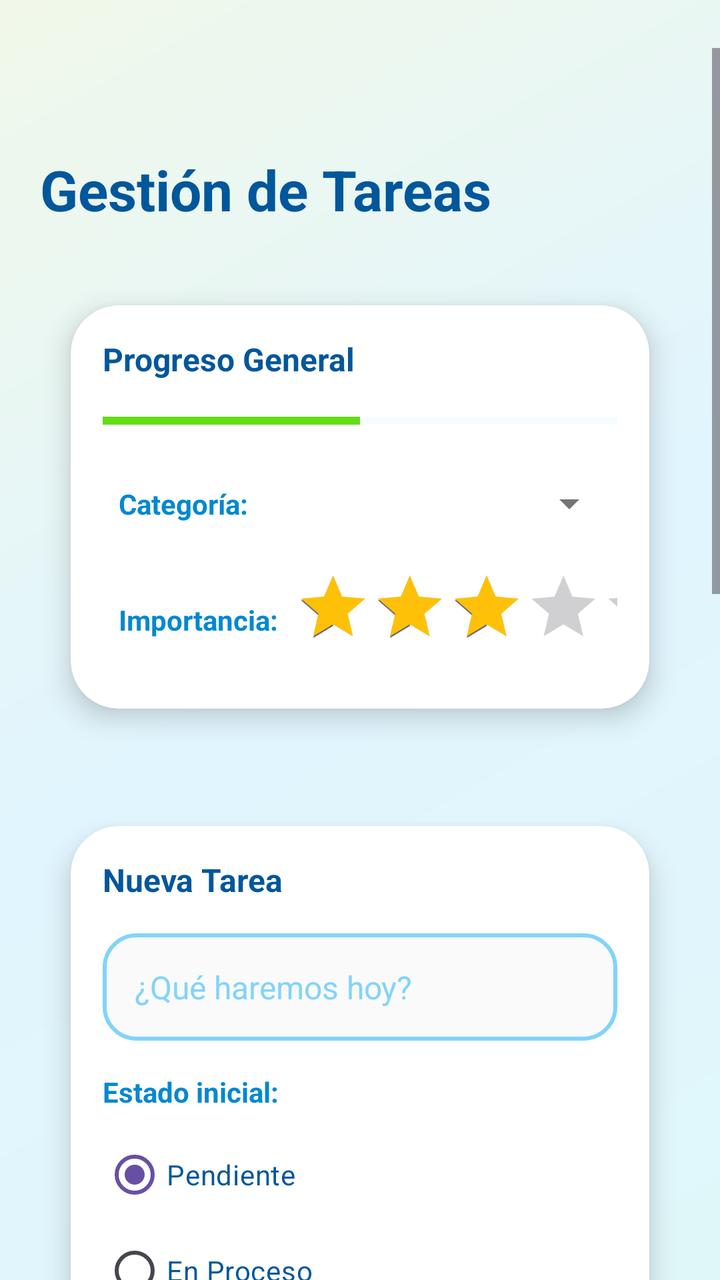
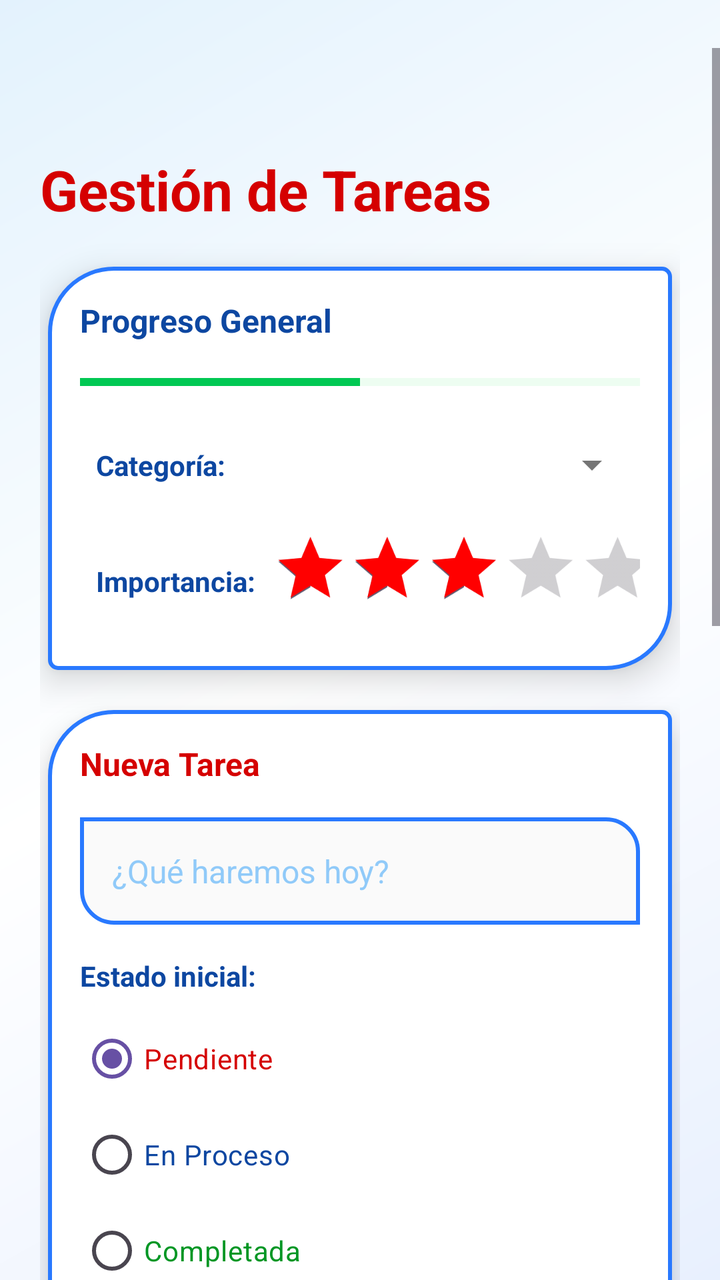

Screens rendered from an Android XML layout before and after an edit, with the pre-edit source and the edit as a unified diff.
<!-- AndroidManifest.xml: application theme Theme.MyApplication -->
<!-- res/layout/activity_tareas.xml -->
<ScrollView xmlns:android="http://schemas.android.com/apk/res/android"
    xmlns:app="http://schemas.android.com/apk/res-auto"
    android:layout_width="match_parent"
    android:layout_height="match_parent"
    android:background="@drawable/bg_frutiger_main"
    android:clipToPadding="false"
    android:paddingTop="24dp"
    android:paddingBottom="24dp">

    <LinearLayout
        android:layout_width="match_parent"
        android:layout_height="wrap_content"
        android:orientation="vertical"
        android:padding="20dp">

        <TextView
            android:layout_width="wrap_content"
            android:layout_height="wrap_content"
            android:layout_marginBottom="20dp"
            android:layout_marginTop="32dp"
            android:text="Gestión de Tareas"
            android:textColor="#01579B"
            android:textSize="28sp"
            android:textStyle="bold" />

        <androidx.cardview.widget.CardView
            android:layout_width="match_parent"
            android:layout_height="wrap_content"
            android:layout_marginBottom="20dp"
            app:cardCornerRadius="24dp"
            app:cardElevation="8dp"
            app:cardBackgroundColor="#FFFFFF"
            app:cardUseCompatPadding="true">

            <LinearLayout
                android:layout_width="match_parent"
                android:layout_height="wrap_content"
                android:orientation="vertical"
                android:padding="16dp">

                <TextView
                    android:layout_width="wrap_content"
                    android:layout_height="wrap_content"
                    android:text="Progreso General"
                    android:textColor="#01579B"
                    android:textSize="16sp"
                    android:textStyle="bold"
                    android:layout_marginBottom="12dp"/>

                <ProgressBar
                    android:id="@+id/progressBar"
                    style="?android:attr/progressBarStyleHorizontal"
                    android:layout_width="match_parent"
                    android:layout_height="16dp"
                    android:layout_marginBottom="16dp"
                    android:progress="50"
                    android:progressTint="#64DD17"
                    android:progressBackgroundTint="#E1F5FE" />

                <TableLayout
                    android:layout_width="match_parent"
                    android:layout_height="wrap_content">

                    <TableRow android:gravity="center_vertical">
                        <TextView
                            android:padding="8dp"
                            android:text="Categoría:"
                            android:textColor="#0288D1"
                            android:textSize="14sp"
                            android:textStyle="bold" />

                        <Spinner
                            android:id="@+id/spinnerCategoria"
                            android:layout_width="0dp"
                            android:layout_height="wrap_content"
                            android:layout_weight="1"
                            android:theme="@style/ThemeOverlay.AppCompat.Light" />
                    </TableRow>

                    <TableRow android:layout_marginTop="12dp" android:gravity="center_vertical">
                        <TextView
                            android:padding="8dp"
                            android:text="Importancia:"
                            android:textColor="#0288D1"
                            android:textSize="14sp"
                            android:textStyle="bold" />

                        
                        <LinearLayout
                            android:layout_width="wrap_content"
                            android:layout_height="wrap_content"
                            android:gravity="start|center_vertical">
                            <RatingBar
                                android:id="@+id/ratingBar"
                                android:layout_width="wrap_content"
                                android:layout_height="wrap_content"
                                android:numStars="5"
                                android:rating="3"
                                android:stepSize="1"
                                android:scaleX="0.8"
                                android:scaleY="0.8"
                                android:transformPivotX="0dp"
                                android:transformPivotY="16dp"
                                android:progressTint="#FFC107" />
                        </LinearLayout>
                    </TableRow>
                </TableLayout>

            </LinearLayout>
        </androidx.cardview.widget.CardView>

        <androidx.cardview.widget.CardView
            android:layout_width="match_parent"
            android:layout_height="wrap_content"
            android:layout_marginBottom="20dp"
            app:cardCornerRadius="24dp"
            app:cardElevation="8dp"
            app:cardBackgroundColor="#FFFFFF"
            app:cardUseCompatPadding="true">

            <LinearLayout
                android:layout_width="match_parent"
                android:layout_height="wrap_content"
                android:orientation="vertical"
                android:padding="16dp">

                <TextView
                    android:layout_width="wrap_content"
                    android:layout_height="wrap_content"
                    android:text="Nueva Tarea"
                    android:textColor="#01579B"
                    android:textSize="16sp"
                    android:textStyle="bold"
                    android:layout_marginBottom="16dp"/>

                <EditText
                    android:id="@+id/etNuevaTarea"
                    android:layout_width="match_parent"
                    android:layout_height="wrap_content"
                    android:hint="¿Qué haremos hoy?"
                    android:textColorHint="#81D4FA"
                    android:textColor="#01579B"
                    android:textSize="16sp"
                    android:padding="16dp"
                    android:background="@drawable/bg_edit_text"
                    android:layout_marginBottom="16dp"/>

                <TextView
                    android:layout_width="wrap_content"
                    android:layout_height="wrap_content"
                    android:text="Estado inicial:"
                    android:textColor="#0288D1"
                    android:textSize="14sp"
                    android:textStyle="bold"
                    android:layout_marginBottom="8dp"/>

                <RadioGroup
                    android:id="@+id/radioGroupEstado"
                    android:layout_width="match_parent"
                    android:layout_height="wrap_content"
                    android:layout_marginBottom="12dp"
                    android:orientation="vertical">

                    <RadioButton
                        android:id="@+id/rbPendiente"
                        android:layout_width="wrap_content"
                        android:layout_height="wrap_content"
                        android:checked="true"
                        android:textColor="#01579B"
                        android:buttonTint="#03A9F4"
                        android:text="Pendiente" />

                    <RadioButton
                        android:id="@+id/rbEnProceso"
                        android:layout_width="wrap_content"
                        android:layout_height="wrap_content"
                        android:textColor="#01579B"
                        android:buttonTint="#03A9F4"
                        android:text="En Proceso" />

                    <RadioButton
                        android:id="@+id/rbCompletada"
                        android:layout_width="wrap_content"
                        android:layout_height="wrap_content"
                        android:textColor="#01579B"
                        android:buttonTint="#03A9F4"
                        android:text="Completada" />
                </RadioGroup>

                <CheckBox
                    android:id="@+id/cbUrgente"
                    android:layout_width="wrap_content"
                    android:layout_height="wrap_content"
                    android:layout_marginBottom="16dp"
                    android:textColor="#FF6D00"
                    android:buttonTint="#FF6D00"
                    android:textStyle="bold"
                    android:text="¡Súper Urgente!" />

                <Button
                    android:id="@+id/btnAgregarDescripcion"
                    android:layout_width="match_parent"
                    android:layout_height="50dp"
                    android:text="Agregar Notas Extras"
                    android:layout_marginBottom="12dp"
                    android:textColor="#03A9F4"
                    android:textStyle="bold"
                    android:background="@drawable/bg_button_secondary"/>

                <Button
                    android:id="@+id/btnGuardarTarea"
                    android:layout_width="match_parent"
                    android:layout_height="60dp"
                    android:text="Agregar Tarea"
                    android:textColor="#FFFFFF"
                    android:textSize="18sp"
                    android:textStyle="bold"
                    android:background="@drawable/bg_button_primary"/>

            </LinearLayout>
        </androidx.cardview.widget.CardView>

        <androidx.cardview.widget.CardView
            android:layout_width="match_parent"
            android:layout_height="400dp"
            android:layout_marginBottom="8dp"
            app:cardCornerRadius="24dp"
            app:cardElevation="8dp"
            app:cardBackgroundColor="#FFFFFF"
            app:cardUseCompatPadding="true">

            <LinearLayout
                android:layout_width="match_parent"
                android:layout_height="match_parent"
                android:orientation="vertical"
                android:padding="16dp">

                <TextView
                    android:layout_width="wrap_content"
                    android:layout_height="wrap_content"
                    android:layout_marginBottom="12dp"
                    android:text="Mis Tareas Geniales"
                    android:textColor="#01579B"
                    android:textSize="18sp"
                    android:textStyle="bold" />

                <androidx.recyclerview.widget.RecyclerView
                    android:id="@+id/recyclerViewTareas"
                    android:layout_width="match_parent"
                    android:layout_height="match_parent"
                    android:clipToPadding="false"
                    android:paddingBottom="8dp"/>
            </LinearLayout>
        </androidx.cardview.widget.CardView>

    </LinearLayout>

</ScrollView>
<!-- resources referenced by this layout -->
<resources>
  <!-- drawable bg_button_primary (drawable) -->
  <?xml version="1.0" encoding="utf-8"?>
  <ripple xmlns:android="http://schemas.android.com/apk/res/android"
      android:color="#80FFFFFF">
      <item>
          <shape android:shape="rectangle">
              
              <gradient
                  android:startColor="#4FC3F7"
                  android:centerColor="#03A9F4"
                  android:endColor="#0288D1"
                  android:angle="90"/>
              <corners android:radius="24dp"/>
              <stroke android:width="2dp" android:color="#E1F5FE"/>
          </shape>
      </item>
  </ripple>
  <!-- drawable bg_button_secondary (drawable) -->
  <?xml version="1.0" encoding="utf-8"?>
  <ripple xmlns:android="http://schemas.android.com/apk/res/android"
      android:color="#3303A9F4">
      <item>
          <shape android:shape="rectangle">
              
              <solid android:color="#99FFFFFF"/>
              <stroke android:width="2dp" android:color="#29B6F6"/>
              <corners android:radius="24dp"/>
          </shape>
      </item>
  </ripple>
  <!-- drawable bg_edit_text (drawable) -->
  <?xml version="1.0" encoding="utf-8"?>
  <shape xmlns:android="http://schemas.android.com/apk/res/android"
      android:shape="rectangle">
      <solid android:color="#FAFAFA"/>
      
      <stroke android:width="2dp" android:color="#81D4FA"/>
      <corners android:radius="16dp"/>
  </shape>
  <!-- drawable bg_frutiger_main (drawable) -->
  <?xml version="1.0" encoding="utf-8"?>
  <shape xmlns:android="http://schemas.android.com/apk/res/android">
      <gradient
          android:angle="135"
          android:startColor="#E0F7FA"
          android:centerColor="#E1F5FE"
          android:endColor="#F1F8E9"
          android:type="linear" />
  </shape>
  <style name="Theme.MyApplication" parent="Base.Theme.MyApplication" />
  <style name="Base.Theme.MyApplication" parent="Theme.Material3.Light.NoActionBar">
          <item name="android:forceDarkAllowed" tools:targetApi="q">false</item>
  
          
          
      </style>
</resources>

<!-- the commit's change to res/layout/activity_tareas.xml (unified diff, before → after) -->
@@ -1,3 +1,4 @@
+<?xml version="1.0" encoding="utf-8"?>
 <ScrollView xmlns:android="http://schemas.android.com/apk/res/android"
     xmlns:app="http://schemas.android.com/apk/res-auto"
     android:layout_width="match_parent"
@@ -19,239 +20,223 @@
             android:layout_marginBottom="20dp"
             android:layout_marginTop="32dp"
             android:text="Gestión de Tareas"
-            android:textColor="#01579B"
+            android:textColor="#D50000"
             android:textSize="28sp"
             android:textStyle="bold" />
 
-        <androidx.cardview.widget.CardView
+        <LinearLayout
             android:layout_width="match_parent"
             android:layout_height="wrap_content"
+            android:orientation="vertical"
             android:layout_marginBottom="20dp"
-            app:cardCornerRadius="24dp"
-            app:cardElevation="8dp"
-            app:cardBackgroundColor="#FFFFFF"
-            app:cardUseCompatPadding="true">
-
-            <LinearLayout
-                android:layout_width="match_parent"
-                android:layout_height="wrap_content"
-                android:orientation="vertical"
-                android:padding="16dp">
-
-                <TextView
+            android:layout_marginStart="4dp"
+            android:layout_marginEnd="4dp"
+            android:elevation="10dp"
+            android:background="@drawable/bg_card_custom"
+            android:padding="16dp">
+
+            <TextView
+                android:layout_width="wrap_content"
+                android:layout_height="wrap_content"
+                android:text="Progreso General"
+                android:textColor="#0D47A1"
+                android:textSize="16sp"
+                android:textStyle="bold"
+                android:layout_marginBottom="12dp"/>
+
+            <ProgressBar
+                android:id="@+id/progressBar"
+                style="?android:attr/progressBarStyleHorizontal"
+                android:layout_width="match_parent"
+                android:layout_height="16dp"
+                android:layout_marginBottom="16dp"
+                android:progress="50"
+                android:progressTint="#00C853"
+                android:progressBackgroundTint="#B9F6CA" />
+
+            <TableLayout
+                android:layout_width="match_parent"
+                android:layout_height="wrap_content">
+
+                <TableRow android:gravity="center_vertical">
+                    <TextView
+                        android:padding="8dp"
+                        android:text="Categoría:"
+                        android:textColor="#0D47A1"
+                        android:textSize="14sp"
+                        android:textStyle="bold" />
+
+                    <Spinner
+                        android:id="@+id/spinnerCategoria"
+                        android:layout_width="0dp"
+                        android:layout_height="wrap_content"
+                        android:layout_weight="1"
+                        android:theme="@style/ThemeOverlay.AppCompat.Light" />
+                </TableRow>
+
+                <TableRow android:layout_marginTop="12dp" android:gravity="center_vertical">
+                    <TextView
+                        android:padding="8dp"
+                        android:text="Importancia:"
+                        android:textColor="#0D47A1"
+                        android:textSize="14sp"
+                        android:textStyle="bold" />
+
+                    <LinearLayout
+                        android:layout_width="wrap_content"
+                        android:layout_height="wrap_content"
+                        android:gravity="start|center_vertical">
+                        <RatingBar
+                            android:id="@+id/ratingBar"
+                            android:layout_width="wrap_content"
+                            android:layout_height="wrap_content"
+                            android:numStars="5"
+                            android:rating="3"
+                            android:stepSize="1"
+                            android:scaleX="0.8"
+                            android:scaleY="0.8"
+                            android:transformPivotX="0dp"
+                            android:transformPivotY="16dp"
+                            android:progressTint="#FF0000" />
+                    </LinearLayout>
+                </TableRow>
+            </TableLayout>
+
+        </LinearLayout>
+
+        <LinearLayout
+            android:layout_width="match_parent"
+            android:layout_height="wrap_content"
+            android:orientation="vertical"
+            android:layout_marginBottom="20dp"
+            android:layout_marginStart="4dp"
+            android:layout_marginEnd="4dp"
+            android:elevation="10dp"
+            android:background="@drawable/bg_card_custom"
+            android:padding="16dp">
+
+            <TextView
+                android:layout_width="wrap_content"
+                android:layout_height="wrap_content"
+                android:text="Nueva Tarea"
+                android:textColor="#D50000"
+                android:textSize="16sp"
+                android:textStyle="bold"
+                android:layout_marginBottom="16dp"/>
+
+            <EditText
+                android:id="@+id/etNuevaTarea"
+                android:layout_width="match_parent"
+                android:layout_height="wrap_content"
+                android:hint="¿Qué haremos hoy?"
+                android:textColorHint="#90CAF9"
+                android:textColor="#D50000"
+                android:textSize="16sp"
+                android:padding="16dp"
+                android:background="@drawable/bg_edit_text"
+                android:layout_marginBottom="16dp"/>
+
+            <TextView
+                android:layout_width="wrap_content"
+                android:layout_height="wrap_content"
+                android:text="Estado inicial:"
+                android:textColor="#0D47A1"
+                android:textSize="14sp"
+                android:textStyle="bold"
+                android:layout_marginBottom="8dp"/>
+
+            <RadioGroup
+                android:id="@+id/radioGroupEstado"
+                android:layout_width="match_parent"
+                android:layout_height="wrap_content"
+                android:layout_marginBottom="12dp"
+                android:orientation="vertical">
+
+                <RadioButton
+                    android:id="@+id/rbPendiente"
                     android:layout_width="wrap_content"
                     android:layout_height="wrap_content"
-                    android:text="Progreso General"
-                    android:textColor="#01579B"
-                    android:textSize="16sp"
-                    android:textStyle="bold"
-                    android:layout_marginBottom="12dp"/>
-
-                <ProgressBar
-                    android:id="@+id/progressBar"
-                    style="?android:attr/progressBarStyleHorizontal"
-                    android:layout_width="match_parent"
-                    android:layout_height="16dp"
-                    android:layout_marginBottom="16dp"
-                    android:progress="50"
-                    android:progressTint="#64DD17"
-                    android:progressBackgroundTint="#E1F5FE" />
-
-                <TableLayout
-                    android:layout_width="match_parent"
-                    android:layout_height="wrap_content">
-
-                    <TableRow android:gravity="center_vertical">
-                        <TextView
-                            android:padding="8dp"
-                            android:text="Categoría:"
-                            android:textColor="#0288D1"
-                            android:textSize="14sp"
-                            android:textStyle="bold" />
-
-                        <Spinner
-                            android:id="@+id/spinnerCategoria"
-                            android:layout_width="0dp"
-                            android:layout_height="wrap_content"
-                            android:layout_weight="1"
-                            android:theme="@style/ThemeOverlay.AppCompat.Light" />
-                    </TableRow>
-
-                    <TableRow android:layout_marginTop="12dp" android:gravity="center_vertical">
-                        <TextView
-                            android:padding="8dp"
-                            android:text="Importancia:"
-                            android:textColor="#0288D1"
-                            android:textSize="14sp"
-                            android:textStyle="bold" />
-
-                        
-                        <LinearLayout
-                            android:layout_width="wrap_content"
-                            android:layout_height="wrap_content"
-                            android:gravity="start|center_vertical">
-                            <RatingBar
-                                android:id="@+id/ratingBar"
-                                android:layout_width="wrap_content"
-                                android:layout_height="wrap_content"
-                                android:numStars="5"
-                                android:rating="3"
-                                android:stepSize="1"
-                                android:scaleX="0.8"
-                                android:scaleY="0.8"
-                                android:transformPivotX="0dp"
-                                android:transformPivotY="16dp"
-                                android:progressTint="#FFC107" />
-                        </LinearLayout>
-                    </TableRow>
-                </TableLayout>
-
-            </LinearLayout>
-        </androidx.cardview.widget.CardView>
-
-        <androidx.cardview.widget.CardView
-            android:layout_width="match_parent"
-            android:layout_height="wrap_content"
-            android:layout_marginBottom="20dp"
-            app:cardCornerRadius="24dp"
-            app:cardElevation="8dp"
-            app:cardBackgroundColor="#FFFFFF"
-            app:cardUseCompatPadding="true">
-
-            <LinearLayout
-                android:layout_width="match_parent"
-                android:layout_height="wrap_content"
-                android:orientation="vertical"
-                android:padding="16dp">
-
-                <TextView
+                    android:checked="true"
+                    android:textColor="#D50000"
+                    android:buttonTint="#D50000"
+                    android:text="Pendiente" />
+
+                <RadioButton
+                    android:id="@+id/rbEnProceso"
                     android:layout_width="wrap_content"
                     android:layout_height="wrap_content"
-                    android:text="Nueva Tarea"
-                    android:textColor="#01579B"
-                    android:textSize="16sp"
-                    android:textStyle="bold"
-                    android:layout_marginBottom="16dp"/>
-
-                <EditText
-                    android:id="@+id/etNuevaTarea"
-                    android:layout_width="match_parent"
-                    android:layout_height="wrap_content"
-                    android:hint="¿Qué haremos hoy?"
-                    android:textColorHint="#81D4FA"
-                    android:textColor="#01579B"
-                    android:textSize="16sp"
-                    android:padding="16dp"
-                    android:background="@drawable/bg_edit_text"
-                    android:layout_marginBottom="16dp"/>
-
-                <TextView
+                    android:textColor="#0D47A1"
+                    android:buttonTint="#2979FF"
+                    android:text="En Proceso" />
+
+                <RadioButton
+                    android:id="@+id/rbCompletada"
                     android:layout_width="wrap_content"
                     android:layout_height="wrap_content"
-                    android:text="Estado inicial:"
-                    android:textColor="#0288D1"
-                    android:textSize="14sp"
-                    android:textStyle="bold"
-                    android:layout_marginBottom="8dp"/>
-
-                <RadioGroup
-                    android:id="@+id/radioGroupEstado"
-                    android:layout_width="match_parent"
-                    android:layout_height="wrap_content"
-                    android:layout_marginBottom="12dp"
-                    android:orientation="vertical">
-
-                    <RadioButton
-                        android:id="@+id/rbPendiente"
-                        android:layout_width="wrap_content"
-                        android:layout_height="wrap_content"
-                        android:checked="true"
-                        android:textColor="#01579B"
-                        android:buttonTint="#03A9F4"
-                        android:text="Pendiente" />
-
-                    <RadioButton
-                        android:id="@+id/rbEnProceso"
-                        android:layout_width="wrap_content"
-                        android:layout_height="wrap_content"
-                        android:textColor="#01579B"
-                        android:buttonTint="#03A9F4"
-                        android:text="En Proceso" />
-
-                    <RadioButton
-                        android:id="@+id/rbCompletada"
-                        android:layout_width="wrap_content"
-                        android:layout_height="wrap_content"
-                        android:textColor="#01579B"
-                        android:buttonTint="#03A9F4"
-                        android:text="Completada" />
-                </RadioGroup>
-
-                <CheckBox
-                    android:id="@+id/cbUrgente"
-                    android:layout_width="wrap_content"
-                    android:layout_height="wrap_content"
-                    android:layout_marginBottom="16dp"
-                    android:textColor="#FF6D00"
-                    android:buttonTint="#FF6D00"
-                    android:textStyle="bold"
-                    android:text="¡Súper Urgente!" />
-
-                <Button
-                    android:id="@+id/btnAgregarDescripcion"
-                    android:layout_width="match_parent"
-                    android:layout_height="50dp"
-                    android:text="Agregar Notas Extras"
-                    android:layout_marginBottom="12dp"
-                    android:textColor="#03A9F4"
-                    android:textStyle="bold"
-                    android:background="@drawable/bg_button_secondary"/>
-
-                <Button
-                    android:id="@+id/btnGuardarTarea"
-                    android:layout_width="match_parent"
-                    android:layout_height="60dp"
-                    android:text="Agregar Tarea"
-                    android:textColor="#FFFFFF"
-                    android:textSize="18sp"
-                    android:textStyle="bold"
-                    android:background="@drawable/bg_button_primary"/>
-
-            </LinearLayout>
-        </androidx.cardview.widget.CardView>
-
-        <androidx.cardview.widget.CardView
+                    android:textColor="#009624"
+                    android:buttonTint="#00C853"
+                    android:text="Completada" />
+            </RadioGroup>
+
+            <CheckBox
+                android:id="@+id/cbUrgente"
+                android:layout_width="wrap_content"
+                android:layout_height="wrap_content"
+                android:layout_marginBottom="16dp"
+                android:textColor="#FF0000"
+                android:buttonTint="#FF0000"
+                android:textStyle="bold"
+                android:text="¡Súper Urgente!" />
+
+            <Button
+                android:id="@+id/btnAgregarDescripcion"
+                android:layout_width="match_parent"
+                android:layout_height="50dp"
+                android:text="Agregar Notas Extras"
+                android:layout_marginBottom="12dp"
+                android:textColor="#2979FF"
+                android:textStyle="bold"
+                android:background="@drawable/bg_button_secondary"/>
+
+            <Button
+                android:id="@+id/btnGuardarTarea"
+                android:layout_width="match_parent"
+                android:layout_height="60dp"
+                android:text="Agregar Tarea"
+                android:textColor="#FFFFFF"
+                android:textSize="18sp"
+                android:textStyle="bold"
+                android:background="@drawable/bg_button_primary"/>
+
+        </LinearLayout>
+
+        <LinearLayout
             android:layout_width="match_parent"
             android:layout_height="400dp"
+            android:orientation="vertical"
             android:layout_marginBottom="8dp"
-            app:cardCornerRadius="24dp"
-            app:cardElevation="8dp"
-            app:cardBackgroundColor="#FFFFFF"
-            app:cardUseCompatPadding="true">
-
-            <LinearLayout
+            android:layout_marginStart="4dp"
+            android:layout_marginEnd="4dp"
+            android:elevation="10dp"
+            android:background="@drawable/bg_card_custom"
+            android:padding="16dp">
+
+            <TextView
+                android:layout_width="wrap_content"
+                android:layout_height="wrap_content"
+                android:layout_marginBottom="12dp"
+                android:text="Mis Tareas Geniales"
+                android:textColor="#D50000"
+                android:textSize="18sp"
+                android:textStyle="bold" />
+
+            <androidx.recyclerview.widget.RecyclerView
+                android:id="@+id/recyclerViewTareas"
                 android:layout_width="match_parent"
                 android:layout_height="match_parent"
-                android:orientation="vertical"
-                android:padding="16dp">
-
-                <TextView
-                    android:layout_width="wrap_content"
-                    android:layout_height="wrap_content"
-                    android:layout_marginBottom="12dp"
-                    android:text="Mis Tareas Geniales"
-                    android:textColor="#01579B"
-                    android:textSize="18sp"
-                    android:textStyle="bold" />
-
-                <androidx.recyclerview.widget.RecyclerView
-                    android:id="@+id/recyclerViewTareas"
-                    android:layout_width="match_parent"
-                    android:layout_height="match_parent"
-                    android:clipToPadding="false"
-                    android:paddingBottom="8dp"/>
-            </LinearLayout>
-        </androidx.cardview.widget.CardView>
+                android:clipToPadding="false"
+                android:paddingBottom="8dp"/>
+        </LinearLayout>
 
     </LinearLayout>
 
<!-- resource entries referenced after the edit -->
@@ -8,45 +8,69 @@
           <shape android:shape="rectangle">
               
               <gradient
-                  android:startColor="#4FC3F7"
-                  android:centerColor="#03A9F4"
-                  android:endColor="#0288D1"
-                  android:angle="90"/>
-              <corners android:radius="24dp"/>
-              <stroke android:width="2dp" android:color="#E1F5FE"/>
+                  android:startColor="#FF0000"
+                  android:centerColor="#E50000"
+                  android:endColor="#B71C1C"
+                  android:angle="45"/>
+              <corners
+                  android:topLeftRadius="32dp"
+                  android:bottomRightRadius="32dp"
+                  android:topRightRadius="4dp"
+                  android:bottomLeftRadius="4dp"/>
+              
+              <stroke android:width="2dp" android:color="#2979FF"/>
           </shape>
       </item>
   </ripple>
   <!-- drawable bg_button_secondary (drawable) -->
   <?xml version="1.0" encoding="utf-8"?>
   <ripple xmlns:android="http://schemas.android.com/apk/res/android"
-      android:color="#3303A9F4">
+      android:color="#332979FF">
       <item>
           <shape android:shape="rectangle">
               
-              <solid android:color="#99FFFFFF"/>
-              <stroke android:width="2dp" android:color="#29B6F6"/>
-              <corners android:radius="24dp"/>
+              <solid android:color="#1A2979FF"/>
+              <stroke android:width="2dp" android:color="#2979FF"/>
+              <corners
+                  android:topLeftRadius="4dp"
+                  android:bottomRightRadius="4dp"
+                  android:topRightRadius="32dp"
+                  android:bottomLeftRadius="32dp"/>
           </shape>
       </item>
   </ripple>
+  <!-- drawable bg_card_custom (drawable) -->
+  <?xml version="1.0" encoding="utf-8"?>
+  <shape xmlns:android="http://schemas.android.com/apk/res/android" android:shape="rectangle">
+      <solid android:color="#FFFFFF"/>
+      
+      <stroke android:width="2dp" android:color="#2979FF"/>
+      <corners
+          android:topLeftRadius="32dp"
+          android:bottomRightRadius="32dp"
+          android:topRightRadius="4dp"
+          android:bottomLeftRadius="4dp"/>
+  </shape>
   <!-- drawable bg_edit_text (drawable) -->
   <?xml version="1.0" encoding="utf-8"?>
   <shape xmlns:android="http://schemas.android.com/apk/res/android"
       android:shape="rectangle">
       <solid android:color="#FAFAFA"/>
-      
-      <stroke android:width="2dp" android:color="#81D4FA"/>
-      <corners android:radius="16dp"/>
+      <stroke android:width="2dp" android:color="#2979FF"/>
+      <corners
+          android:topLeftRadius="0dp"
+          android:bottomRightRadius="0dp"
+          android:topRightRadius="16dp"
+          android:bottomLeftRadius="16dp"/>
   </shape>
   <!-- drawable bg_frutiger_main (drawable) -->
   <?xml version="1.0" encoding="utf-8"?>
   <shape xmlns:android="http://schemas.android.com/apk/res/android">
       <gradient
           android:angle="135"
-          android:startColor="#E0F7FA"
-          android:centerColor="#E1F5FE"
-          android:endColor="#F1F8E9"
+          android:startColor="#E8F0FE"
+          android:centerColor="#FFFFFF"
+          android:endColor="#E3F2FD"
           android:type="linear" />
   </shape>
   <style name="Theme.MyApplication" parent="Base.Theme.MyApplication" />
